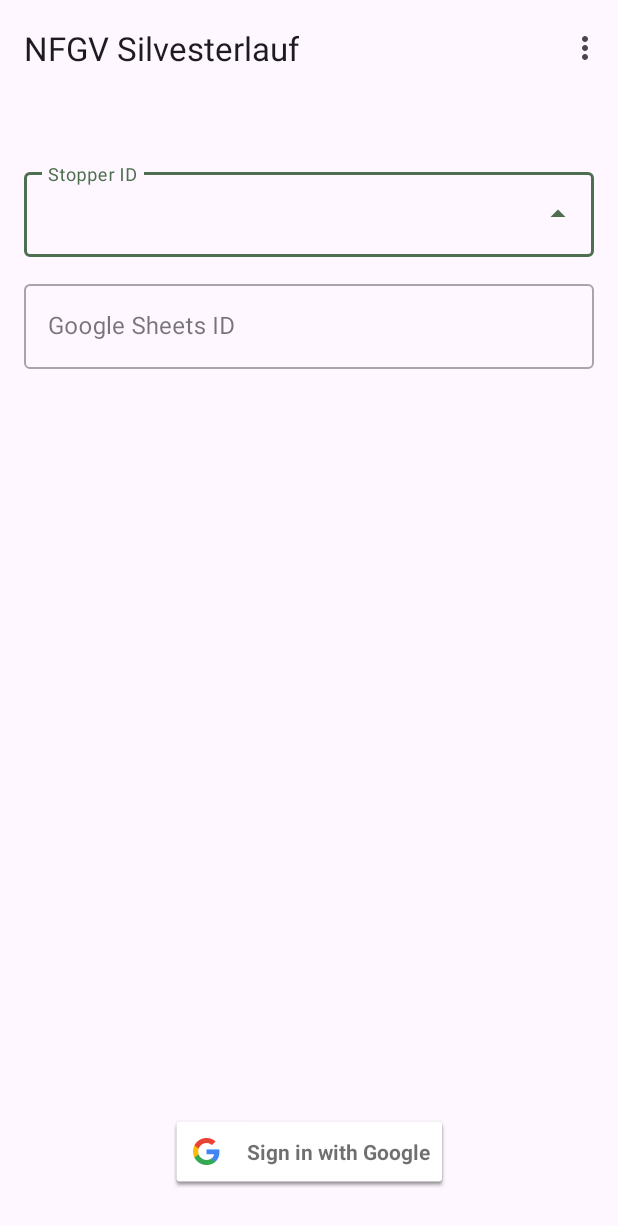
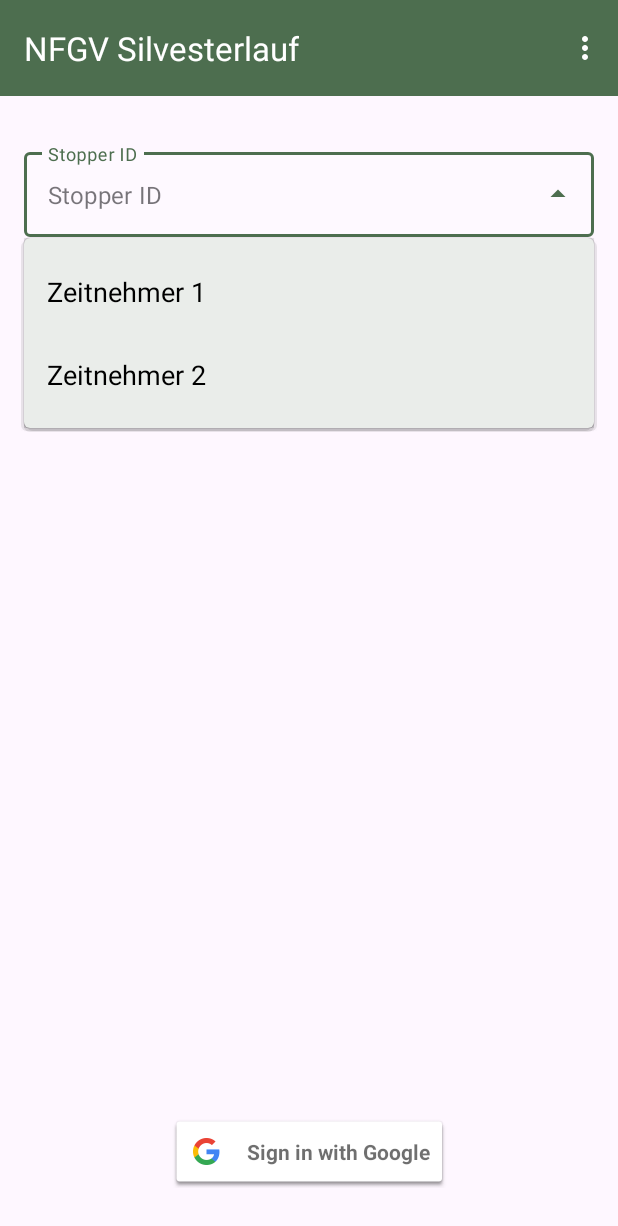
Before and after one commit to and-stra/nfgv-silvester-run, an Android app: the screen it shows after launch (MainActivity), after a tap on an icon or button, on a phone screen of 412 x 824 dp. Shown: the top 1226 px of the screen. Run offline under Robolectric (Android 15) with nearby library versions, the phone set to English and light mode, and no system bars; our stand-ins replace navigation-ui; libraries missing offline, so code that uses them is left out: com.google.api.client, com.google.api.services.

Commit message:
implemented Google Sheet service + basic time stopping

```diff
--- a/stopwatch/app/build.gradle.kts
+++ b/stopwatch/app/build.gradle.kts
@@ -51,7 +51,7 @@ dependencies {
     implementation("androidx.navigation:navigation-ui-ktx:2.5.3")
     implementation("com.google.android.gms:play-services-auth:20.7.0")
     implementation("com.google.api-client:google-api-client-android:2.2.0")
-    implementation("com.google.apis:google-api-services-sheets:v4-rev571-1.25.0")
+    implementation("com.google.apis:google-api-services-sheets:v4-rev612-1.25.0")
     testImplementation("junit:junit:4.13.2")
     androidTestImplementation("androidx.test.ext:junit:1.1.5")
     androidTestImplementation("androidx.test.espresso:espresso-core:3.5.1")
--- a/stopwatch/app/src/main/java/com/nfgv/stopwatch/fragment/HomeFragment.kt
+++ b/stopwatch/app/src/main/java/com/nfgv/stopwatch/fragment/HomeFragment.kt
@@ -7,6 +7,7 @@ import androidx.fragment.app.Fragment
 import android.view.LayoutInflater
 import android.view.View
 import android.view.ViewGroup
+import android.widget.ArrayAdapter
 import androidx.activity.result.ActivityResultLauncher
 import androidx.activity.result.contract.ActivityResultContracts
 import androidx.core.view.isVisible
@@ -15,15 +16,24 @@ import com.google.android.gms.common.SignInButton.SIZE_WIDE
 import com.google.android.gms.common.api.Scope
 import com.google.api.services.sheets.v4.SheetsScopes.SPREADSHEETS
 import com.nfgv.stopwatch.R
+import com.nfgv.stopwatch.component.OnscreenNotification
+import com.nfgv.stopwatch.component.ProgressDialog
 import com.nfgv.stopwatch.databinding.HomeFragmentBinding
+import com.nfgv.stopwatch.service.GoogleSheetService
 import com.nfgv.stopwatch.service.GoogleSignInService
+import com.nfgv.stopwatch.util.runOnCoroutineThread
+import com.nfgv.stopwatch.util.runOnUIThread
+import kotlinx.coroutines.async
+import kotlinx.coroutines.coroutineScope
+import java.lang.IndexOutOfBoundsException
 
 class HomeFragment : Fragment() {
     private var _binding: HomeFragmentBinding? = null
+    private var signInResultLauncher: ActivityResultLauncher<Intent>? = null
 
     private val binding get() = _binding!!
     private val googleSignInService = GoogleSignInService.instance
-    private var signInResultLauncher: ActivityResultLauncher<Intent>? = null
+    private val googleSheetService = GoogleSheetService.instance
 
     override fun onCreateView(
         inflater: LayoutInflater, container: ViewGroup?,
@@ -42,17 +52,57 @@ class HomeFragment : Fragment() {
             onSignIn()
         }
 
-        binding.buttonGo.setOnClickListener {
-            findNavController().navigate(R.id.action_HomeFragment_to_StopwatchFragment)
-        }
+        binding.buttonGo.setOnClickListener { runOnCoroutineThread { connectGoogleSheetsClient() } }
 
         binding.buttonGoogleSignIn.setSize(SIZE_WIDE)
         binding.buttonGoogleSignIn.setOnClickListener { signIn() }
     }
 
+    override fun onResume() {
+        super.onResume()
+
+        setStopperIdDropdownItems()
+    }
+
     override fun onDestroyView() {
         super.onDestroyView()
         _binding = null
+    }
+
+    private suspend fun connectGoogleSheetsClient() {
+        val context = this.requireContext()
+        val sheetId = binding.inputSheetId.editText?.text.toString()
+        val progressDialog = ProgressDialog(context)
+
+        runOnUIThread { progressDialog.show() }
+        googleSheetService.initClient(context)
+
+        try {
+            coroutineScope {
+                val result = async {
+                    googleSheetService.readValues(sheetId, "Laufdaten!B1:B2")
+                }.await()
+
+                val runName = result?.get(0)?.get(0).toString()
+                val runStartTime = result?.get(1)?.get(0).toString()
+
+                runOnUIThread { navigateToStopwatchFragment(runName, runStartTime) }
+            }
+        } catch (e: IndexOutOfBoundsException) {
+            runOnUIThread { OnscreenNotification(context, R.string.toast_run_data_not_found) }
+        } catch (e: Exception) {
+            runOnUIThread { OnscreenNotification(context, R.string.toast_connection_failed) }
+        } finally {
+            runOnUIThread { progressDialog.dismiss() }
+        }
+    }
+
+    private fun setStopperIdDropdownItems() {
+        val context = this.requireContext()
+        val stopperIdItems = resources.getStringArray(R.array.home_stopper_id_items)
+        val arrayAdapter = ArrayAdapter(context, R.layout.dropdown_item, stopperIdItems)
+
+        binding.inputStopperIdAutocompleteView.setAdapter(arrayAdapter)
     }
 
     private fun registerSignInResultLauncher() {
@@ -82,4 +132,15 @@ class HomeFragment : Fragment() {
             ).signInIntent
         )
     }
+
+    private fun navigateToStopwatchFragment(runName: String?, runStartTime: String?) {
+        val args = Bundle().also {
+            it.putString("sheetId", binding.inputSheetId.editText?.text.toString())
+            it.putString("stopperId", binding.inputStopperId.editText?.text.toString())
+            it.putString("runStartTime", runStartTime)
+            it.putString("runName", runName)
+        }
+
+        findNavController().navigate(R.id.action_HomeFragment_to_StopwatchFragment, args)
+    }
 }
--- /dev/null
+++ b/stopwatch/app/src/main/java/com/nfgv/stopwatch/service/GoogleSheetService.kt
@@ -0,0 +1,59 @@
+package com.nfgv.stopwatch.service
+
+import android.content.Context
+import com.google.api.client.googleapis.extensions.android.gms.auth.GoogleAccountCredential
+import com.google.api.client.http.javanet.NetHttpTransport
+import com.google.api.client.json.jackson2.JacksonFactory
+import com.google.api.services.sheets.v4.Sheets
+import com.google.api.services.sheets.v4.SheetsScopes.SPREADSHEETS
+import com.google.api.services.sheets.v4.model.AppendValuesResponse
+import com.google.api.services.sheets.v4.model.ValueRange
+import com.nfgv.stopwatch.R
+
+object ValueInputOptions {
+    const val RAW = "RAW"
+    const val USER_ENTERED = "USER_ENTERED"
+}
+
+class GoogleSheetService private constructor() {
+    private val googleSignInService = GoogleSignInService.instance
+
+    private var sheetsClient: Sheets? = null
+
+    companion object {
+        val instance: GoogleSheetService by lazy {
+            GoogleSheetService()
+        }
+    }
+
+    fun initClient(context: Context) {
+        val scopes = listOf(SPREADSHEETS)
+        val credential = GoogleAccountCredential.usingOAuth2(context, scopes)
+        val account = googleSignInService.getSignedInAccount(context)
+
+        credential.selectedAccount = account?.account
+
+        val jsonFactory = JacksonFactory.getDefaultInstance()
+        val httpTransport = NetHttpTransport()
+
+        sheetsClient = Sheets.Builder(httpTransport, jsonFactory, credential)
+            .setApplicationName(context.resources.getString(R.string.app_name))
+            .build()
+    }
+
+    fun readValues(sheetId: String, range: String): MutableList<MutableList<Any>>? {
+        return sheetsClient?.spreadsheets()?.values()
+            ?.get(sheetId, range)
+            ?.execute()
+            ?.getValues()
+    }
+
+    fun appendValues(sheetId: String, range: String, values: List<List<Any>>): AppendValuesResponse? {
+        val body = ValueRange().setValues(values).setRange(range)
+
+        return sheetsClient?.spreadsheets()?.values()
+            ?.append(sheetId, range, body)
+            ?.setValueInputOption(ValueInputOptions.RAW)
+            ?.execute()
+    }
+}
--- a/stopwatch/app/src/main/res/layout/activity_main.xml
+++ b/stopwatch/app/src/main/res/layout/activity_main.xml
@@ -1,6 +1,5 @@
 <?xml version="1.0" encoding="utf-8"?>
 <androidx.coordinatorlayout.widget.CoordinatorLayout xmlns:android="http://schemas.android.com/apk/res/android"
-    xmlns:app="http://schemas.android.com/apk/res-auto"
     xmlns:tools="http://schemas.android.com/tools"
     android:layout_width="match_parent"
     android:layout_height="match_parent"
@@ -15,7 +14,9 @@
         <com.google.android.material.appbar.MaterialToolbar
             android:id="@+id/toolbar"
             android:layout_width="match_parent"
-            android:layout_height="?attr/actionBarSize" />
+            android:layout_height="?attr/actionBarSize"
+            android:background="?attr/colorPrimary"
+            android:theme="@style/Theme.StopwatchApp.AppBarOverlay" />
 
 
     </com.google.android.material.appbar.AppBarLayout>
--- /dev/null
+++ b/stopwatch/app/src/main/res/layout/dropdown_item.xml
@@ -0,0 +1,9 @@
+<?xml version="1.0" encoding="utf-8"?>
+<TextView
+    xmlns:android="http://schemas.android.com/apk/res/android"
+    android:id="@+id/textview_stopper_id"
+    android:layout_width="match_parent"
+    android:layout_height="wrap_content"
+    android:padding="15dp"
+    android:textColor="@color/black"
+    android:textSize="18sp" />
--- a/stopwatch/app/src/main/res/layout/home_fragment.xml
+++ b/stopwatch/app/src/main/res/layout/home_fragment.xml
@@ -5,62 +5,66 @@
     android:id="@+id/layout"
     android:layout_width="match_parent"
     android:layout_height="match_parent"
+    android:alpha="1"
     android:orientation="vertical"
     tools:context=".fragment.HomeFragment">
 
     <com.google.android.material.textfield.TextInputLayout
-        android:id="@+id/textInputLayout"
+        android:id="@+id/input_stopper_id"
         style="@style/Widget.MaterialComponents.TextInputLayout.OutlinedBox.ExposedDropdownMenu"
         android:layout_width="match_parent"
         android:layout_height="wrap_content"
         android:layout_marginStart="16dp"
+        android:layout_marginEnd="16dp"
+        android:layout_marginBottom="8dp"
+        android:hint="@string/home_stopper_id"
         android:layout_marginTop="32dp"
-        android:layout_marginEnd="16dp"
-        android:hint="@string/home_stopper_id"
-        app:layout_constraintBottom_toTopOf="@id/name_text_input"
-        app:layout_constraintEnd_toEndOf="parent"
+        android:theme="@style/Theme.StopwatchApp.Dropdown"
+        app:layout_constraintTop_toTopOf="parent"
         app:layout_constraintStart_toStartOf="parent"
-        app:layout_constraintTop_toTopOf="parent">
+        app:layout_constraintEnd_toEndOf="parent">
 
         <AutoCompleteTextView
-            android:id="@+id/autoCompleteTextView"
+            android:id="@+id/input_stopper_id_autocomplete_view"
             android:layout_width="match_parent"
             android:layout_height="match_parent"
             android:layout_weight="1"
+            android:hint="@string/home_stopper_id"
             android:inputType="none"
             tools:text="@string/home_stopper_id" />
     </com.google.android.material.textfield.TextInputLayout>
 
     <com.google.android.material.textfield.TextInputLayout
-        android:id="@+id/name_text_input"
+        android:id="@+id/input_sheet_id"
         style="@style/Widget.MaterialComponents.TextInputLayout.OutlinedBox"
         android:layout_width="match_parent"
         android:layout_height="wrap_content"
+        android:layout_marginTop="8dp"
         android:layout_marginStart="16dp"
-        android:layout_marginTop="8dp"
         android:layout_marginEnd="16dp"
         android:layout_marginBottom="8dp"
         app:errorEnabled="true"
-        app:layout_constraintBottom_toBottomOf="parent"
-        app:layout_constraintEnd_toEndOf="parent"
-        app:layout_constraintHorizontal_bias="1.0"
+        app:layout_constraintTop_toBottomOf="@id/input_stopper_id"
         app:layout_constraintStart_toStartOf="parent"
-        app:layout_constraintTop_toTopOf="parent"
-        app:layout_constraintVertical_bias="0.169">
+        app:layout_constraintEnd_toEndOf="parent">
 
         <com.google.android.material.textfield.TextInputEditText
             android:id="@+id/name_edit_text"
             android:layout_width="match_parent"
             android:layout_height="wrap_content"
-            android:hint="@string/home_sheets_id" />
+            android:hint="@string/home_sheets_id"
+            android:inputType="text"
+            android:maxLines="1" />
     </com.google.android.material.textfield.TextInputLayout>
 
     <Button
         android:id="@+id/button_go"
         style="@style/Widget.Material3.Button"
-        android:layout_width="160dp"
-        android:layout_height="0dp"
+        android:layout_width="match_parent"
+        android:layout_height="56dp"
         android:layout_centerInParent="true"
+        android:layout_marginStart="16dp"
+        android:layout_marginEnd="16dp"
         android:layout_marginBottom="32dp"
         android:enabled="true"
         android:text="@string/home_go"
@@ -80,4 +84,5 @@
         app:layout_constraintBottom_toBottomOf="parent"
         app:layout_constraintEnd_toEndOf="parent"
         app:layout_constraintStart_toStartOf="parent" />
+
 </androidx.constraintlayout.widget.ConstraintLayout>
--- a/stopwatch/app/src/main/res/values-night/themes.xml
+++ b/stopwatch/app/src/main/res/values-night/themes.xml
@@ -1,16 +1,25 @@
 <resources xmlns:tools="http://schemas.android.com/tools">
     <!-- Base application theme. -->
     <style name="Base.Theme.StopwatchApp" parent="Theme.Material3.DayNight.NoActionBar">
-        <!-- Primary brand color. -->
-        <item name="colorPrimary">#85AAD6</item>
-        <item name="colorPrimaryVariant">#BDD87B</item>
-        <item name="colorOnPrimary">#1B1B1B</item>
+        <item name="colorPrimary">#4D6E4F</item>
+        <item name="colorPrimaryVariant">#8DA955</item>
+        <item name="colorOnPrimary">@color/white</item>
         <!-- Secondary brand color. -->
-        <item name="colorSecondary">#4D6E4F</item>
-        <item name="colorSecondaryVariant">#4D6E4F</item>
-        <item name="colorOnSecondary">#1B1B1B</item>
+        <item name="colorSecondary">#BDD9EE</item>
+        <item name="colorSecondaryVariant">#5BA8BC</item>
+        <item name="colorOnSecondary">#4D6E4F</item>
         <!-- Status bar color. -->
         <item name="android:statusBarColor">?attr/colorPrimaryVariant</item>
-        <!-- Customize your theme here. -->
+        <item name="actionBarTheme">@style/Theme.StopwatchApp.AppBarOverlay</item>
+    </style>
+
+    <style name="Theme.StopwatchApp.AppBarOverlay" parent="ThemeOverlay.AppCompat.Dark.ActionBar">
+        <item name="android:textColorPrimary">@android:color/white</item>
+    </style>
+
+    <style name="Theme.StopwatchApp" parent="Base.Theme.StopwatchApp" />
+
+    <style name="Theme.StopwatchApp.Dropdown"  parent="Widget.MaterialComponents.TextInputLayout.OutlinedBox.Dense">
+        <item name="colorSurface">@color/white</item>
     </style>
 </resources>
--- a/stopwatch/app/src/main/res/values-v23/themes.xml
+++ b/stopwatch/app/src/main/res/values-v23/themes.xml
@@ -3,7 +3,7 @@
     <style name="Theme.StopwatchApp" parent="Base.Theme.StopwatchApp">
         <!-- Transparent system bars for edge-to-edge. -->
         <item name="android:navigationBarColor">@android:color/transparent</item>
-        <item name="android:statusBarColor">@android:color/transparent</item>
-        <item name="android:windowLightStatusBar">?attr/isLightTheme</item>
+        <item name="android:statusBarColor">?attr/colorPrimaryVariant</item>
+        <item name="android:windowLightStatusBar">?attr/colorPrimaryVariant</item>
     </style>
 </resources>
--- a/stopwatch/app/src/main/res/values/strings.xml
+++ b/stopwatch/app/src/main/res/values/strings.xml
@@ -1,10 +1,17 @@
 <resources>
-    <string name="app_name">StopwatchApp</string>
+    <string name="app_name">NFGV Silvesterlauf</string>
     <string name="action_about">Über</string>
     <string name="first_fragment_label">NFGV Silvesterlauf</string>
     <string name="second_fragment_label">NFGV Silvesterlauf</string>
     <string name="home_go">Und los!</string>
     <string name="home_stopper_id">Stopper ID</string>
+    <string-array name="home_stopper_id_items">
+        <item>Zeitnehmer 1</item>
+        <item>Zeitnehmer 2</item>
+    </string-array>
     <string name="home_sheets_id">Google Sheets ID</string>
     <string name="stopwatch_stop">Stop</string>
+    <string name="connect_to_sheet">Verbinde mit Google Sheets API…</string>
+    <string name="toast_run_data_not_found">Laufdaten nicht eingetragen</string>
+    <string name="toast_connection_failed">Verbindung fehlgeschlagen</string>
 </resources>
--- a/stopwatch/app/src/main/res/values/themes.xml
+++ b/stopwatch/app/src/main/res/values/themes.xml
@@ -10,7 +10,16 @@
         <item name="colorOnSecondary">#4D6E4F</item>
         <!-- Status bar color. -->
         <item name="android:statusBarColor">?attr/colorPrimaryVariant</item>
+        <item name="actionBarTheme">@style/Theme.StopwatchApp.AppBarOverlay</item>
+    </style>
+
+    <style name="Theme.StopwatchApp.AppBarOverlay" parent="ThemeOverlay.AppCompat.Dark.ActionBar">
+        <item name="android:textColorPrimary">@android:color/white</item>
     </style>
 
     <style name="Theme.StopwatchApp" parent="Base.Theme.StopwatchApp" />
+
+    <style name="Theme.StopwatchApp.Dropdown"  parent="Widget.MaterialComponents.TextInputLayout.OutlinedBox.Dense">
+        <item name="colorSurface">@color/white</item>
+    </style>
 </resources>
```
Also changed, not shown: stopwatch/app/src/main/java/com/nfgv/stopwatch/component/OnscreenNotification.kt (added, +10 -0 lines), stopwatch/app/src/main/java/com/nfgv/stopwatch/component/ProgressDialog.kt (added, +30 -0 lines), stopwatch/app/src/main/java/com/nfgv/stopwatch/fragment/StopwatchFragment.kt (+35 -9 lines), stopwatch/app/src/main/java/com/nfgv/stopwatch/util/ThreadUtil.kt (added, +22 -0 lines), stopwatch/app/src/main/res/layout/progress_dialog.xml (added, +19 -0 lines), stopwatch/app/src/main/res/layout/stopwatch_fragment.xml (+12 -7 lines), 3 other files.
